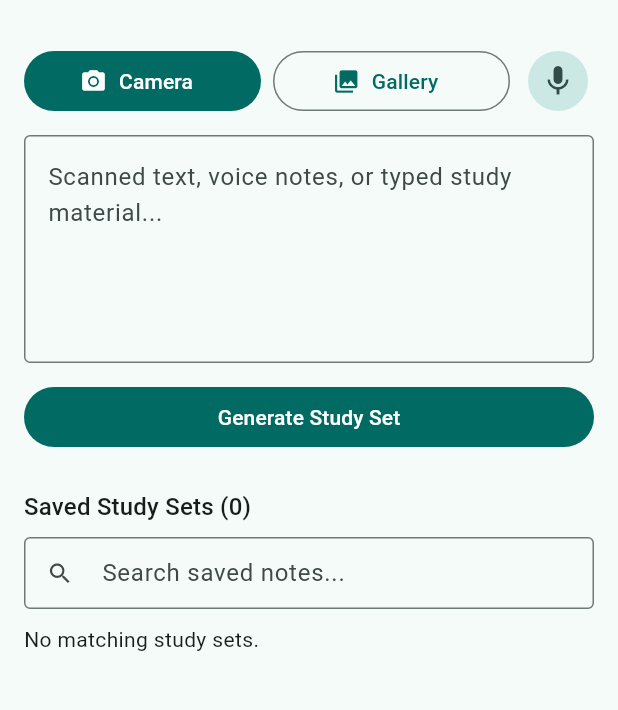
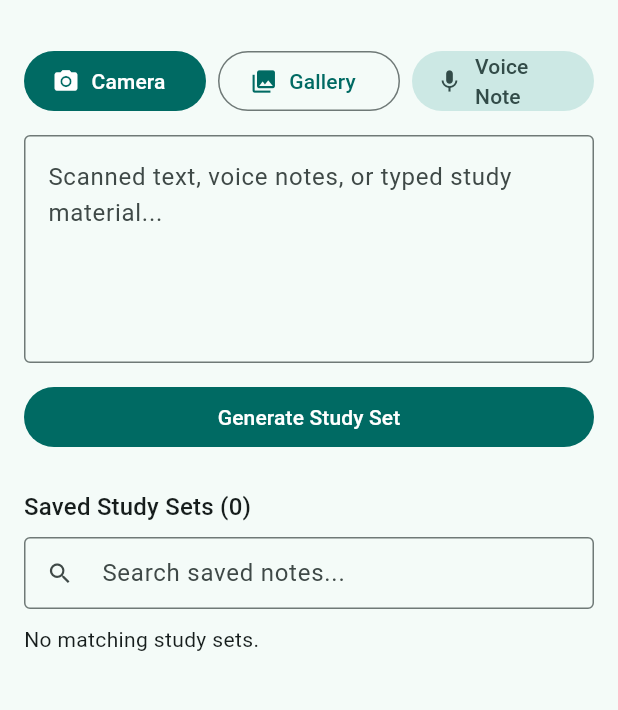
Before and after one commit to Yakuza11142/SnapNotes, a Flutter app: the screen it shows after launch, on a phone screen of 412 x 824 dp, the part 63-773 px from its top. Run offline on Flutter 3.47's test engine with Material 3 defaults, Android fonts, the phone set to English and light mode, and no system bars; our stand-ins replace flutter_tts, image_picker, speech_to_text; missing offline and left inert: google_mlkit_text_recognition.

Commit message:
Update home_screen.dart

```diff
--- a/lib/screens/home_screen.dart
+++ b/lib/screens/home_screen.dart
@@ -1,3 +1,4 @@
+import 'package:flutter/foundation.dart';
 import 'package:flutter/material.dart';
 import 'package:image_picker/image_picker.dart';
 
@@ -97,11 +98,13 @@ class _HomeScreenState extends State<HomeScreen> {
         children: [
           Row(
             children: [
+              if (!kIsWeb) ...[
                 Expanded(
                   child: FilledButton.icon(
                     onPressed: controller.isLoading
                         ? null
-                      : () => controller.captureFromSource(ImageSource.camera),
+                        : () =>
+                            controller.captureFromSource(ImageSource.camera),
                     icon: const Icon(Icons.camera_alt),
                     label: const Text('Camera'),
                   ),
@@ -111,21 +114,35 @@ class _HomeScreenState extends State<HomeScreen> {
                   child: OutlinedButton.icon(
                     onPressed: controller.isLoading
                         ? null
-                      : () => controller.captureFromSource(ImageSource.gallery),
+                        : () =>
+                            controller.captureFromSource(ImageSource.gallery),
                     icon: const Icon(Icons.photo_library),
                     label: const Text('Gallery'),
                   ),
                 ),
                 const SizedBox(width: 8),
-              IconButton.filledTonal(
-                tooltip: controller.isListening ? 'Stop mic' : 'Voice note',
+              ],
+              Expanded(
+                child: FilledButton.tonalIcon(
                   onPressed: controller.isLoading
                       ? null
                       : () => controller.toggleVoiceDictation(),
-                icon: Icon(controller.isListening ? Icons.mic_off : Icons.mic),
+                  icon: Icon(
+                    controller.isListening ? Icons.mic_off : Icons.mic,
+                  ),
+                  label: Text(
+                    controller.isListening ? 'Stop Mic' : 'Voice Note',
+                  ),
+                ),
               ),
             ],
           ),
+          if (kIsWeb) ...[
+            const SizedBox(height: 8),
+            const Text(
+              'Web mode: Paste or type study text, use Voice Note, and study saved flashcards locally in your browser.',
+            ),
+          ],
           const SizedBox(height: 12),
           TextField(
             controller: _textController,
```
Lines whose indentation alone changed are shown as unchanged.
